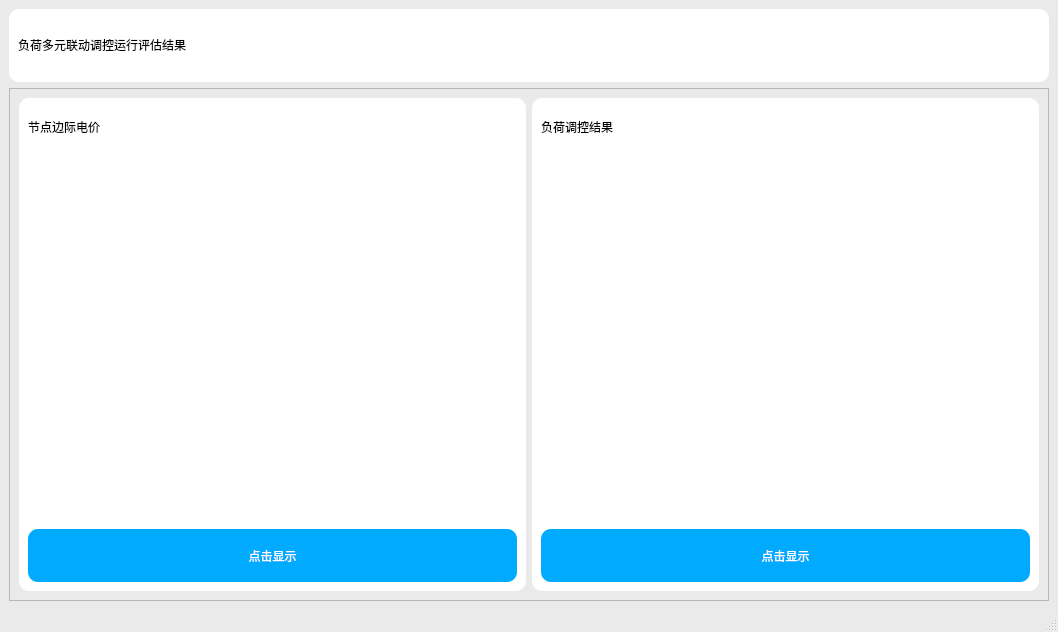
Estellalan/gzdw_desk, file M2ResultWindow.ui: the form before one commit.
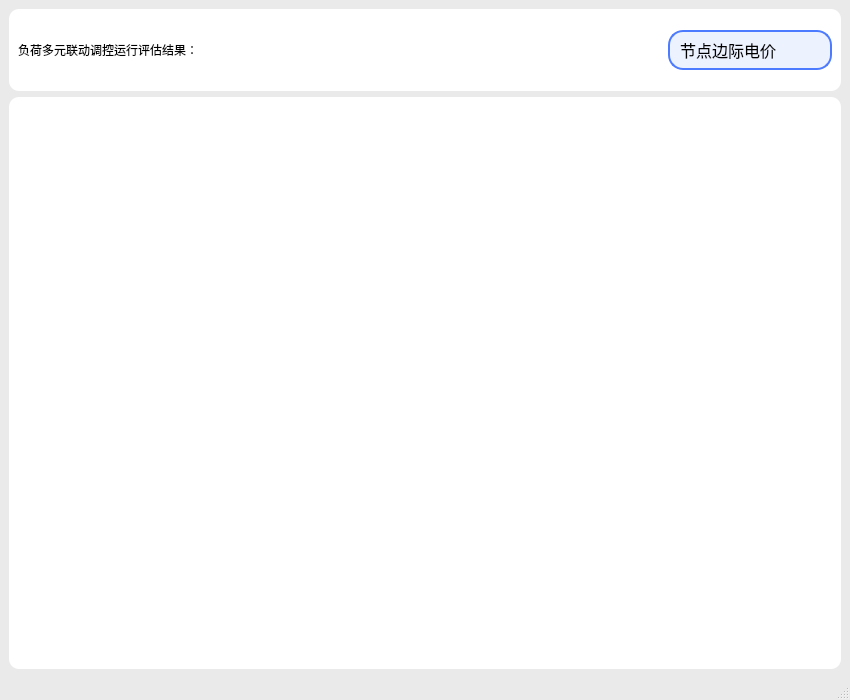
The form after the commit. Icons and pictures are not drawn.

Commit message: 修改美化了M2Result界面，使用下拉框显示，每次只显示一张图片，后面计划修改美化M1界面

The edit to the form file:
```diff
--- a/M2ResultWindow.ui
+++ b/M2ResultWindow.ui
@@ -6,14 +6,14 @@
    <rect>
     <x>0</x>
     <y>0</y>
-    <width>1058</width>
-    <height>632</height>
+    <width>850</width>
+    <height>700</height>
    </rect>
   </property>
   <property name="minimumSize">
    <size>
-    <width>1000</width>
-    <height>600</height>
+    <width>850</width>
+    <height>700</height>
    </size>
   </property>
   <property name="windowTitle">
@@ -51,7 +51,77 @@
 	color: white;
 	padding: 2px;
 	background-color: rgb(0, 170, 127);
-}</string>
+}
+
+/*QCombobox主体*/
+QComboBox {
+    border: 2px solid #f3f3f3;/*设置线宽*/
+	background-color: rgb(237, 242, 255);/*背景颜色*/
+    border-radius: 15px;/*圆角*/
+    padding: 1px 2px 1px 2px;  /*针对于组合框中的文本内容*/
+	text-align:bottom;
+    min-width: 9em;   /*# 组合框的最小宽度*/
+    /*min-height: 5em;*/
+
+	border-style:solid;/*边框为实线型*/
+	border-width:2px;/*边框宽度*/
+	border-color:rgb(77, 123, 255);/*边框颜色*/
+
+	padding-left: 10px;/*左侧边距*/
+}
+/*QCombobox右侧按钮*/
+QComboBox::drop-down {
+    subcontrol-origin: padding;
+    subcontrol-position: top right;/*放于右方顶部*/
+    width: 50px;/*设置按钮范围宽度*/
+ 	/*border-radius: 15px;
+    border-left-width: 1px;
+    border-left-color: darkgray;
+    border-left-style: solid;*/
+
+    border-top-right-radius: 3px;/*设置边框圆角*/
+    border-bottom-right-radius: 3px;
+/*padding-right: 50px;*/
+}
+/*QCombobox右侧按钮的箭头图标*/
+QComboBox::down-arrow {
+	border-image: url(:/image/down_list.png);/*自定义图片填充*/
+	width: 10px;/*设置该图标的宽高*/
+	height: 10px;
+}
+
+
+/* 下拉后，整个下拉窗体样式 */
+QComboBox QAbstractItemView {
+    border: 2px solid #f3f3f3;/*边框宽度、线形、颜色*/
+	background-color: rgba(237, 242, 255, 1);/*背景颜色*/
+    border-radius: 15px;/*圆角*/
+    padding: 1px 2px 1px 2px;  /*针对于组合框中的文本内容*/
+    min-width: 9em;   /*# 组合框的最小宽度*/
+}
+
+/* 下拉后，整个下拉窗体每项的样式 */
+QComboBox QAbstractItemView::item {
+	border-radius: 15px;/*圆角*/
+    height: 30px;   /* 项的高度（设置pComboBox-&gt;setView(new QListView());后，该项才起作用） */
+	background-color: rgb(237, 242, 255);
+
+}
+
+/*以下部分不知为何不生效，有待调试*/
+/* 下拉后，整个下拉窗体越过每项的样式 */
+QComboBox QAbstractItemView::item:hover {
+    color: #FFFFF0;
+       /* 整个下拉窗体越过每项的背景色 */
+	background-color: rgb(98, 0, 255);
+}
+
+/* 下拉后，整个下拉窗体被选择的每项的样式 */
+QComboBox QAbstractItemView::item:selected {
+    color: #FFFFF0;
+	background-color: rgb(0, 85, 200);
+}
+</string>
   </property>
   <widget class="QWidget" name="centralwidget">
    <property name="styleSheet">
@@ -80,11 +150,11 @@
       <property name="frameShadow">
        <enum>QFrame::Raised</enum>
       </property>
-      <layout class="QVBoxLayout" name="verticalLayout_3">
-       <item>
+      <layout class="QGridLayout" name="gridLayout">
+       <item row="1" column="0">
         <widget class="QLabel" name="label_6">
          <property name="sizePolicy">
-          <sizepolicy hsizetype="Preferred" vsizetype="Preferred">
+          <sizepolicy hsizetype="Expanding" vsizetype="Preferred">
            <horstretch>0</horstretch>
            <verstretch>1</verstretch>
           </sizepolicy>
@@ -108,204 +178,90 @@
 }</string>
          </property>
          <property name="text">
-          <string>负荷多元联动调控运行评估结果</string>
+          <string>负荷多元联动调控运行评估结果：</string>
          </property>
         </widget>
        </item>
+       <item row="1" column="1">
+        <widget class="QComboBox" name="comboBox_M2Result">
+         <property name="minimumSize">
+          <size>
+           <width>124</width>
+           <height>40</height>
+          </size>
+         </property>
+         <property name="font">
+          <font>
+           <family>Microsoft YaHei</family>
+           <pointsize>12</pointsize>
+           <weight>50</weight>
+           <bold>false</bold>
+          </font>
+         </property>
+         <item>
+          <property name="text">
+           <string>节点边际电价</string>
+          </property>
+         </item>
+         <item>
+          <property name="text">
+           <string>负荷调控结果</string>
+          </property>
+         </item>
+        </widget>
+       </item>
       </layout>
      </widget>
     </item>
     <item>
-     <widget class="QFrame" name="frame_4">
+     <widget class="QFrame" name="frame">
       <property name="sizePolicy">
        <sizepolicy hsizetype="Preferred" vsizetype="Preferred">
         <horstretch>0</horstretch>
         <verstretch>7</verstretch>
        </sizepolicy>
       </property>
+      <property name="styleSheet">
+       <string notr="true">.QFrame{
+background-color:rgb(255, 255, 255);
+border-radius:10px;
+border:0px
+}
+</string>
+      </property>
       <property name="frameShape">
        <enum>QFrame::StyledPanel</enum>
       </property>
       <property name="frameShadow">
        <enum>QFrame::Raised</enum>
       </property>
-      <layout class="QHBoxLayout" name="horizontalLayout_2">
+      <layout class="QVBoxLayout" name="verticalLayout">
        <item>
-        <widget class="QFrame" name="frame">
-         <property name="styleSheet">
-          <string notr="true">.QFrame{
-background-color:rgb(255, 255, 255);
-border-radius:10px;
-border:0px
-}
-</string>
+        <widget class="QLabel" name="r_p1">
+         <property name="sizePolicy">
+          <sizepolicy hsizetype="Preferred" vsizetype="Preferred">
+           <horstretch>0</horstretch>
+           <verstretch>7</verstretch>
+          </sizepolicy>
          </property>
-         <property name="frameShape">
-          <enum>QFrame::StyledPanel</enum>
+         <property name="minimumSize">
+          <size>
+           <width>200</width>
+           <height>200</height>
+          </size>
          </property>
-         <property name="frameShadow">
-          <enum>QFrame::Raised</enum>
+         <property name="font">
+          <font>
+           <family>Microsoft YaHei</family>
+           <pointsize>-1</pointsize>
+           <weight>75</weight>
+           <italic>false</italic>
+           <bold>true</bold>
+          </font>
          </property>
-         <layout class="QVBoxLayout" name="verticalLayout">
-          <item>
-           <widget class="QLabel" name="label">
-            <property name="sizePolicy">
-             <sizepolicy hsizetype="Preferred" vsizetype="Preferred">
-              <horstretch>0</horstretch>
-              <verstretch>1</verstretch>
-             </sizepolicy>
-            </property>
-            <property name="minimumSize">
-             <size>
-              <width>0</width>
-              <height>35</height>
-             </size>
-            </property>
-            <property name="maximumSize">
-             <size>
-              <width>16777215</width>
-              <height>40</height>
-             </size>
-            </property>
-            <property name="text">
-             <string>节点边际电价</string>
-            </property>
-           </widget>
-          </item>
-          <item>
-           <widget class="QLabel" name="r_p1">
-            <property name="sizePolicy">
-             <sizepolicy hsizetype="Preferred" vsizetype="Preferred">
-              <horstretch>0</horstretch>
-              <verstretch>7</verstretch>
-             </sizepolicy>
-            </property>
-            <property name="minimumSize">
-             <size>
-              <width>200</width>
-              <height>200</height>
-             </size>
-            </property>
-            <property name="text">
-             <string/>
-            </property>
-           </widget>
-          </item>
-          <item>
-           <widget class="QPushButton" name="r_btn1">
-            <property name="sizePolicy">
-             <sizepolicy hsizetype="Minimum" vsizetype="Expanding">
-              <horstretch>0</horstretch>
-              <verstretch>1</verstretch>
-             </sizepolicy>
-            </property>
-            <property name="minimumSize">
-             <size>
-              <width>0</width>
-              <height>45</height>
-             </size>
-            </property>
-            <property name="maximumSize">
-             <size>
-              <width>16777215</width>
-              <height>55</height>
-             </size>
-            </property>
-            <property name="text">
-             <string>点击显示</string>
-            </property>
-           </widget>
-          </item>
-         </layout>
-        </widget>
-       </item>
-       <item>
-        <widget class="QFrame" name="frame_2">
-         <property name="styleSheet">
-          <string notr="true">.QFrame{
-background-color:rgb(255, 255, 255);
-border-radius:10px;
-border:0px
-}
-</string>
+         <property name="text">
+          <string/>
          </property>
-         <property name="frameShape">
-          <enum>QFrame::StyledPanel</enum>
-         </property>
-         <property name="frameShadow">
-          <enum>QFrame::Raised</enum>
-         </property>
-         <layout class="QVBoxLayout" name="verticalLayout_2">
-          <item>
-           <widget class="QLabel" name="label_3">
-            <property name="sizePolicy">
-             <sizepolicy hsizetype="Preferred" vsizetype="Preferred">
-              <horstretch>0</horstretch>
-              <verstretch>1</verstretch>
-             </sizepolicy>
-            </property>
-            <property name="minimumSize">
-             <size>
-              <width>0</width>
-              <height>35</height>
-             </size>
-            </property>
-            <property name="maximumSize">
-             <size>
-              <width>16777215</width>
-              <height>40</height>
-             </size>
-            </property>
-            <property name="text">
-             <string>负荷调控结果</string>
-            </property>
-           </widget>
-          </item>
-          <item>
-           <widget class="QLabel" name="r_p2">
-            <property name="sizePolicy">
-             <sizepolicy hsizetype="Preferred" vsizetype="Preferred">
-              <horstretch>0</horstretch>
-              <verstretch>7</verstretch>
-             </sizepolicy>
-            </property>
-            <property name="minimumSize">
-             <size>
-              <width>200</width>
-              <height>200</height>
-             </size>
-            </property>
-            <property name="text">
-             <string/>
-            </property>
-           </widget>
-          </item>
-          <item>
-           <widget class="QPushButton" name="r_btn2">
-            <property name="sizePolicy">
-             <sizepolicy hsizetype="Minimum" vsizetype="Expanding">
-              <horstretch>0</horstretch>
-              <verstretch>1</verstretch>
-             </sizepolicy>
-            </property>
-            <property name="minimumSize">
-             <size>
-              <width>0</width>
-              <height>45</height>
-             </size>
-            </property>
-            <property name="maximumSize">
-             <size>
-              <width>16777215</width>
-              <height>55</height>
-             </size>
-            </property>
-            <property name="text">
-             <string>点击显示</string>
-            </property>
-           </widget>
-          </item>
-         </layout>
         </widget>
        </item>
       </layout>
```
The commit also changes 12 other files.
